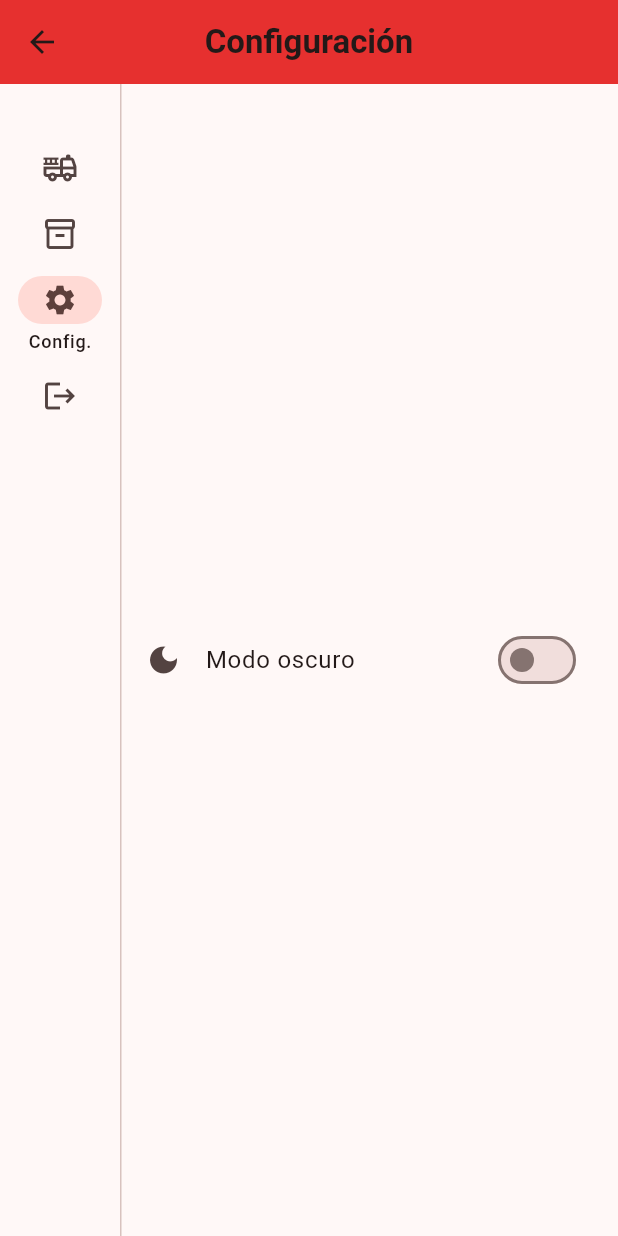
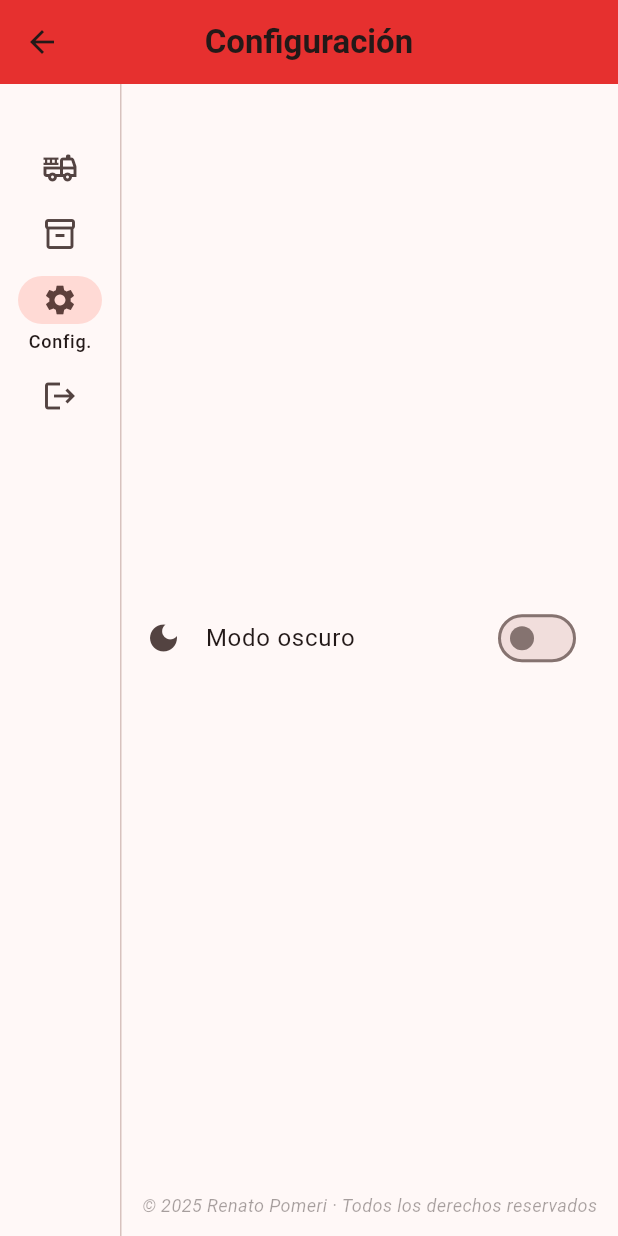
Before and after one commit to Krnto2/OctavApp, a Flutter app: the HomePage screen opened directly with empty values, after a tap on "Inventario", after a tap on "Config.", on a phone screen of 412 x 824 dp. Run offline on Flutter 3.47's test engine with Material 3 defaults, Android fonts, the light colour scheme and no system bars; our stand-ins replace cloud_firestore, file_picker, firebase_auth, firebase_core, firebase_storage, image_picker and 1 more; missing offline and left inert: firebase_app_check; accounts and stored records are empty.

Commit message:
fimar y ajustes

```diff
--- a/lib/pages/home.dart
+++ b/lib/pages/home.dart
@@ -359,7 +359,10 @@ class SettingsView extends StatelessWidget {
 
   @override
   Widget build(BuildContext context) {
-    return Center(
+    return Column(
+      children: [
+        Expanded(
+          child: Center(
             child: SwitchListTile(
               title: const Text('Modo oscuro'),
               value: isDarkMode,
@@ -368,6 +371,24 @@ class SettingsView extends StatelessWidget {
               },
               secondary: const Icon(Icons.dark_mode),
             ),
+          ),
+        ),
+        Padding(
+          padding: const EdgeInsets.only(bottom: 12),
+          child: Opacity(
+            opacity: 0.4,
+            child: Text(
+              '© 2025 Renato Pomeri · Todos los derechos reservados',
+              style: TextStyle(
+                fontSize: 12,
+                fontStyle: FontStyle.italic,
+                color: Theme.of(context).textTheme.bodySmall?.color,
+              ),
+              textAlign: TextAlign.center,
+            ),
+          ),
+        ),
+      ],
     );
   }
 }
```
Also changed, not shown: lib/widgets/editar_item.dart (+11 -9 lines). Lines whose indentation alone changed are shown as unchanged.
